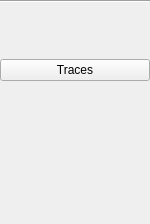
First picture: the form in src/FormImageOverlay.ui, repository gdevic/Z80Explorer, before the edit.
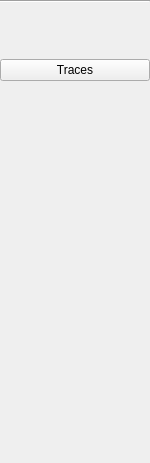
Second picture: the form after the edit.

```diff
--- a/src/FormImageOverlay.ui
+++ b/src/FormImageOverlay.ui
@@ -7,21 +7,9 @@
     <x>0</x>
     <y>0</y>
     <width>150</width>
-    <height>224</height>
+    <height>463</height>
    </rect>
   </property>
-  <property name="sizePolicy">
-   <sizepolicy hsizetype="Fixed" vsizetype="Preferred">
-    <horstretch>0</horstretch>
-    <verstretch>0</verstretch>
-   </sizepolicy>
-  </property>
-  <property name="minimumSize">
-   <size>
-    <width>150</width>
-    <height>0</height>
-   </size>
-  </property>
   <property name="windowTitle">
    <string>Form</string>
   </property>
```
